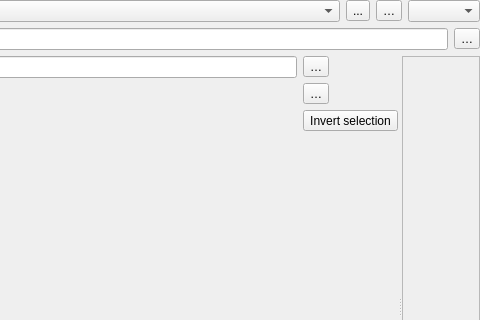
The window that src/ui/qgsattributesformproperties.ui (gacarrillor/QGIS) describes before a commit, drawn with Qt 5; both pictures show x 637 to 1117 and y 0 to 320 of the 1117 by 556 pixel window.
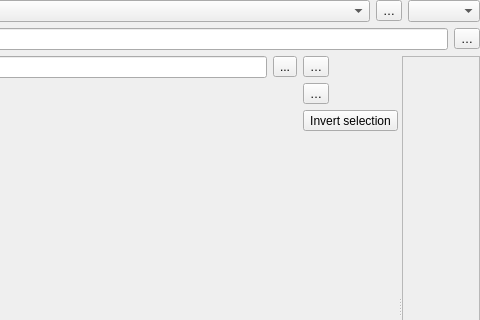
The same window after the commit. Icons and pictures are not drawn. Custom widgets are drawn as their Qt base class.

Commit message: [ui] Address review: move switch to aliases button next to the search bar. New icon for the 'toggling aliases' button.

The edit to the form file:
```diff
--- a/src/ui/qgsattributesformproperties.ui
+++ b/src/ui/qgsattributesformproperties.ui
@@ -54,23 +54,6 @@
         </property>
        </widget>
       </item>
-      <item>
-       <widget class="QToolButton" name="mShowAliasesButton">
-        <property name="toolTip">
-         <string>Show field aliases instead of names</string>
-        </property>
-        <property name="text">
-         <string>...</string>
-        </property>
-        <property name="icon">
-         <iconset resource="../../images/images.qrc">
-          <normaloff>:/images/themes/default/mIconFonts.svg</normaloff>:/images/themes/default/mIconFonts.svg</iconset>
-        </property>
-        <property name="checkable">
-         <bool>true</bool>
-        </property>
-       </widget>
-      </item>
       <item>
        <widget class="QToolButton" name="mTbInitCode">
         <property name="toolTip">
@@ -174,6 +157,29 @@
            </property>
           </widget>
          </item>
+         <item>
+          <widget class="QToolButton" name="mShowAliasesButton">
+           <property name="toolTip">
+            <string>Show field aliases instead of names</string>
+           </property>
+           <property name="text">
+            <string>...</string>
+           </property>
+           <property name="icon">
+            <iconset resource="../../images/images.qrc">
+             <normaloff>:/images/themes/default/mToggleAliases.svg</normaloff>:/images/themes/default/mToggleAliases.svg</iconset>
+           </property>
+           <property name="iconSize">
+            <size>
+             <width>20</width>
+             <height>20</height>
+            </size>
+           </property>
+           <property name="checkable">
+            <bool>true</bool>
+           </property>
+          </widget>
+         </item>
         </layout>
        </item>
        <item row="0" column="2" rowspan="2">
```
Left out of the diff: 32 changed lines with no effect on the pictures. The commit also changes 2 other files.
